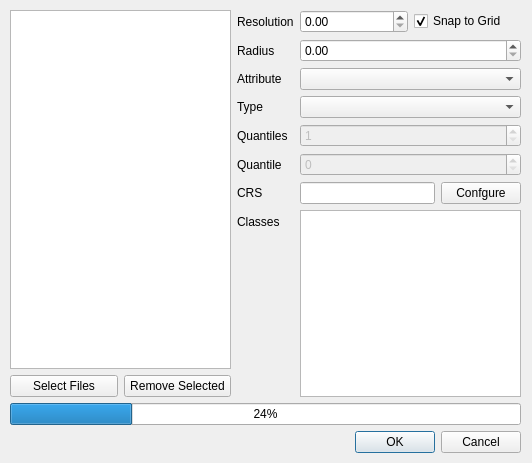
Old version of the form src/apps/lasgrid.ui in the repository zxgdll/geotools.
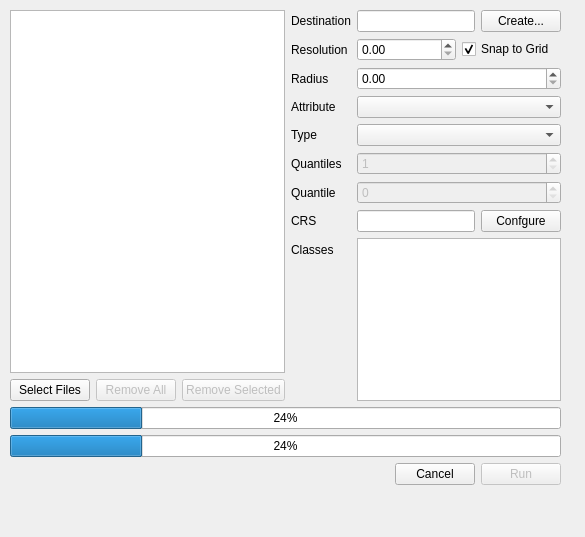
New version of the form.

```diff
--- a/src/apps/lasgrid.ui
+++ b/src/apps/lasgrid.ui
@@ -6,8 +6,8 @@
    <rect>
     <x>0</x>
     <y>0</y>
-    <width>532</width>
-    <height>463</height>
+    <width>585</width>
+    <height>537</height>
    </rect>
   </property>
   <property name="windowTitle">
@@ -18,11 +18,11 @@
     <rect>
      <x>10</x>
      <y>10</y>
-     <width>511</width>
-     <height>443</height>
+     <width>551</width>
+     <height>475</height>
     </rect>
    </property>
-   <layout class="QVBoxLayout" name="verticalLayout" stretch="1,1,1">
+   <layout class="QVBoxLayout" name="verticalLayout" stretch="1,0,1,0">
     <property name="sizeConstraint">
      <enum>QLayout::SetDefaultConstraint</enum>
     </property>
@@ -34,7 +34,7 @@
       <item>
        <layout class="QVBoxLayout" name="verticalLayout_2">
         <item>
-         <widget class="QListView" name="lstFiles"/>
+         <widget class="QListWidget" name="lstFiles"/>
         </item>
         <item>
          <layout class="QHBoxLayout" name="horizontalLayout">
@@ -48,8 +48,21 @@
             </attribute>
            </widget>
           </item>
+          <item>
+           <widget class="QPushButton" name="btnClearFiles">
+            <property name="enabled">
+             <bool>false</bool>
+            </property>
+            <property name="text">
+             <string>Remove All</string>
+            </property>
+           </widget>
+          </item>
           <item>
            <widget class="QPushButton" name="btnRemoveSelected">
+            <property name="enabled">
+             <bool>false</bool>
+            </property>
             <property name="text">
              <string>Remove Selected</string>
             </property>
@@ -67,55 +80,76 @@
         <property name="fieldGrowthPolicy">
          <enum>QFormLayout::AllNonFixedFieldsGrow</enum>
         </property>
-        <item row="0" column="0">
+        <item row="1" column="0">
          <widget class="QLabel" name="lblResolution">
           <property name="text">
            <string>Resolution</string>
           </property>
          </widget>
         </item>
-        <item row="1" column="0">
+        <item row="1" column="1">
+         <layout class="QHBoxLayout" name="horizontalLayout_5">
+          <item>
+           <widget class="QDoubleSpinBox" name="spnResolution">
+            <property name="singleStep">
+             <double>0.100000000000000</double>
+            </property>
+           </widget>
+          </item>
+          <item>
+           <widget class="QCheckBox" name="chkSnapToGrid">
+            <property name="text">
+             <string>Snap to Grid</string>
+            </property>
+            <property name="checked">
+             <bool>true</bool>
+            </property>
+           </widget>
+          </item>
+         </layout>
+        </item>
+        <item row="2" column="0">
          <widget class="QLabel" name="lblRadius">
           <property name="text">
            <string>Radius</string>
           </property>
          </widget>
         </item>
-        <item row="1" column="1">
+        <item row="2" column="1">
          <widget class="QDoubleSpinBox" name="spnRadius">
           <property name="singleStep">
            <double>0.100000000000000</double>
           </property>
          </widget>
         </item>
-        <item row="2" column="0">
+        <item row="3" column="0">
          <widget class="QLabel" name="lblAttribute">
           <property name="text">
            <string>Attribute</string>
           </property>
          </widget>
         </item>
-        <item row="2" column="1">
+        <item row="3" column="1">
          <widget class="QComboBox" name="cboAttribute"/>
         </item>
-        <item row="3" column="0">
+        <item row="4" column="0">
          <widget class="QLabel" name="lblType">
           <property name="text">
            <string>Type</string>
           </property>
          </widget>
         </item>
-        <item row="3" column="1">
+        <item row="4" column="1">
          <widget class="QComboBox" name="cboType"/>
         </item>
-        <item row="4" column="0">
+        <item row="5" column="0">
          <widget class="QLabel" name="lblQuantiles">
           <property name="text">
            <string>Quantiles</string>
           </property>
          </widget>
         </item>
-        <item row="4" column="1">
+        <item row="5" column="1">
          <widget class="QSpinBox" name="spnQuantiles">
           <property name="enabled">
            <bool>false</bool>
@@ -125,28 +159,28 @@
           </property>
          </widget>
         </item>
-        <item row="5" column="0">
+        <item row="6" column="0">
          <widget class="QLabel" name="lblQuantile">
           <property name="text">
            <string>Quantile</string>
           </property>
          </widget>
         </item>
-        <item row="5" column="1">
+        <item row="6" column="1">
          <widget class="QSpinBox" name="spnQuantile">
           <property name="enabled">
            <bool>false</bool>
           </property>
          </widget>
         </item>
-        <item row="6" column="0">
+        <item row="7" column="0">
          <widget class="QLabel" name="lblSRID">
           <property name="text">
            <string>CRS</string>
           </property>
          </widget>
         </item>
-        <item row="6" column="1">
+        <item row="7" column="1">
          <layout class="QHBoxLayout" name="horizontalLayout_2">
           <item>
            <widget class="QLineEdit" name="txtCRSConfig"/>
@@ -160,37 +194,37 @@
           </item>
          </layout>
         </item>
-        <item row="7" column="0">
+        <item row="8" column="0">
          <widget class="QLabel" name="lblClasses">
           <property name="text">
            <string>Classes</string>
           </property>
          </widget>
         </item>
-        <item row="7" column="1">
+        <item row="8" column="1">
          <widget class="QListWidget" name="lstClasses"/>
         </item>
         <item row="0" column="1">
-         <layout class="QHBoxLayout" name="horizontalLayout_5">
+         <layout class="QHBoxLayout" name="horizontalLayout_6">
           <item>
-           <widget class="QDoubleSpinBox" name="spnResolution">
-            <property name="singleStep">
-             <double>0.100000000000000</double>
-            </property>
-           </widget>
+           <widget class="QLineEdit" name="txtDestFile"/>
           </item>
           <item>
-           <widget class="QCheckBox" name="chkSnapToGrid">
+           <widget class="QPushButton" name="btnDestFile">
             <property name="text">
-             <string>Snap to Grid</string>
-            </property>
-            <property name="checked">
-             <bool>true</bool>
+             <string>Create...</string>
             </property>
            </widget>
           </item>
          </layout>
         </item>
+        <item row="0" column="0">
+         <widget class="QLabel" name="lblDestFile">
+          <property name="text">
+           <string>Destination</string>
+          </property>
+         </widget>
+        </item>
        </layout>
       </item>
      </layout>
@@ -203,12 +237,46 @@
      </widget>
     </item>
     <item>
-     <widget class="QDialogButtonBox" name="boxCancelOK">
-      <property name="standardButtons">
-       <set>QDialogButtonBox::Cancel|QDialogButtonBox::Ok</set>
+     <widget class="QProgressBar" name="prgOverall">
+      <property name="value">
+       <number>24</number>
       </property>
      </widget>
     </item>
+    <item>
+     <layout class="QHBoxLayout" name="horizontalLayout_4">
+      <item>
+       <spacer name="horizontalSpacer">
+        <property name="orientation">
+         <enum>Qt::Horizontal</enum>
+        </property>
+        <property name="sizeHint" stdset="0">
+         <size>
+          <width>40</width>
+          <height>20</height>
+         </size>
+        </property>
+       </spacer>
+      </item>
+      <item>
+       <widget class="QPushButton" name="btnCancel">
+        <property name="text">
+         <string>Cancel</string>
+        </property>
+       </widget>
+      </item>
+      <item>
+       <widget class="QPushButton" name="btnRun">
+        <property name="enabled">
+         <bool>false</bool>
+        </property>
+        <property name="text">
+         <string>Run</string>
+        </property>
+       </widget>
+      </item>
+     </layout>
+    </item>
    </layout>
   </widget>
  </widget>
```
Left out of the diff: 2 changed lines with no effect on the pictures.
